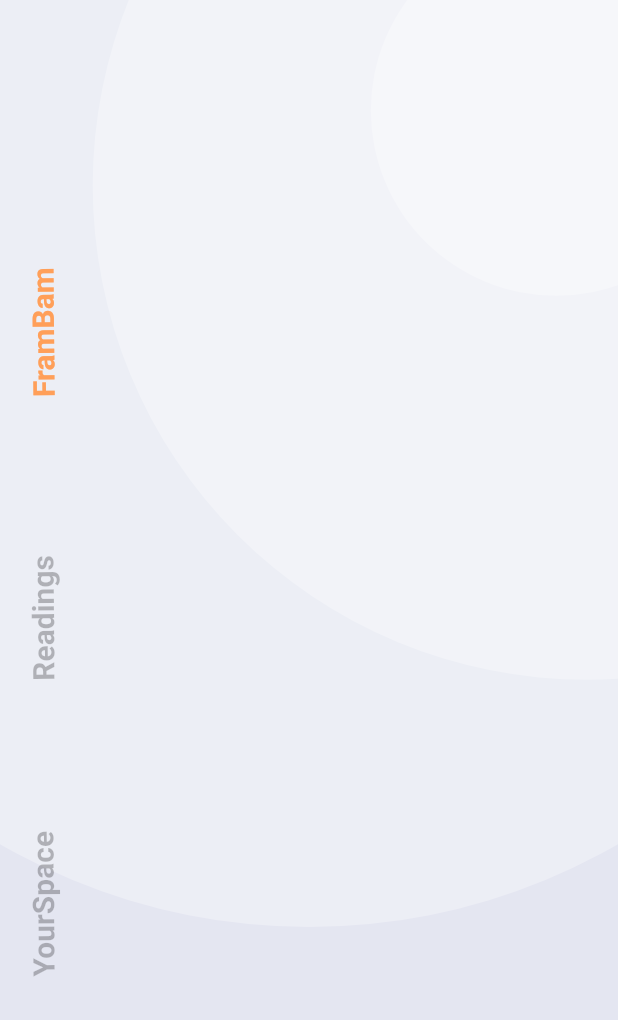
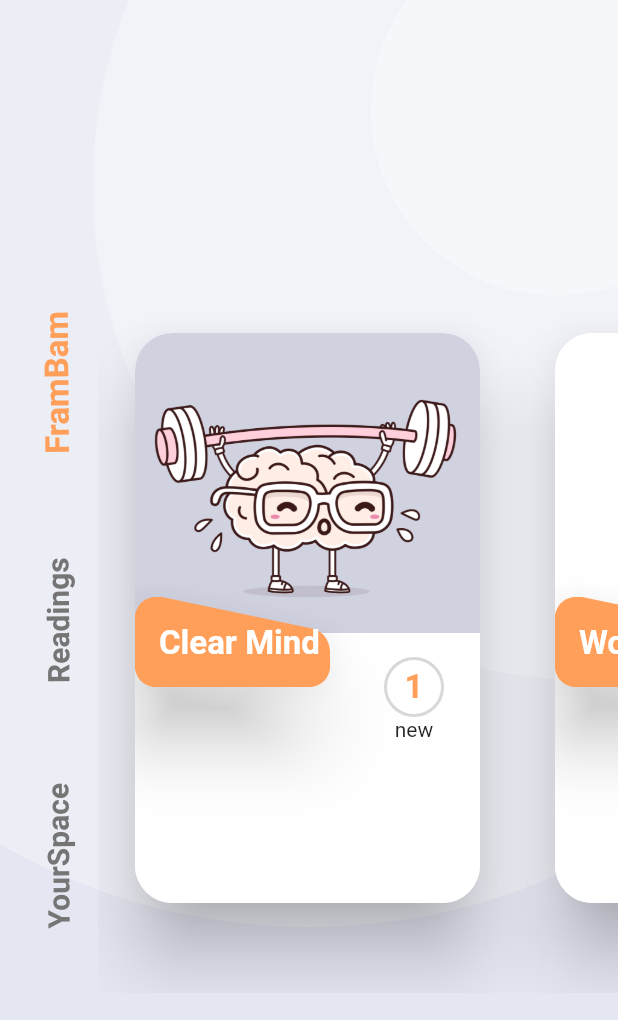
Before and after one commit to SanskritiL/flutter_starter_app, a Flutter app: the screen it shows after launch, after a tap on "Login", on a phone screen of 412 x 824 dp. Shown: the top 1020 px of the screen. Run offline on Flutter 3.47's test engine with Material 2 defaults, Android fonts, the phone set to English and light mode, and no system bars; our stand-ins replace flare_flutter, flutter_swiper.

Commit message:
home page styling done except for labels

```diff
--- a/lib/Type.dart
+++ /dev/null
@@ -1,18 +0,0 @@
-class Type{
-
-  final String title;
-  final String imagePath;
-  final String rank;
-
-  Type({this.title, this.imagePath, this.rank});
-}
-final MoodBalance = Type(imagePath:'' , title: "Clear Mind", rank: "1");
-final WorkOut = Type(imagePath:'' , title: "Work Out", rank: "2");
-final GutFeeling = Type(imagePath:'' , title: "Gut Feeling", rank: "2");
-
-
-final types =[
-  MoodBalance,
-  WorkOut,
-  GutFeeling
-];
--- a/lib/commonWidgets/horizontalTabLayout.dart
+++ b/lib/commonWidgets/horizontalTabLayout.dart
@@ -2,6 +2,8 @@ import 'package:flutter/material.dart';
 import 'package:playing_with_flutter/styleguide/colors.dart';
 import '../styleguide/text_style.dart';
 import '../commonWidgets/tab_text.dart';
+import '../model/Type.dart';
+import '../commonWidgets/types_card.dart';
 
 class HorizontalTabLayout extends StatefulWidget {
   @override
@@ -18,11 +20,12 @@ class _HorizontalTabLayoutState extends State<HorizontalTabLayout> {
       child: Stack(
         children: <Widget>[
           Positioned(
-            left: -20,
+            left: -10,
             bottom: 0,
             top: 0,
+
             child: Padding(
-              padding: const EdgeInsets.symmetric(vertical: 48.0),
+              padding: const EdgeInsets.symmetric(vertical: 80.0),
               child: Column(
                 mainAxisAlignment: MainAxisAlignment.spaceBetween,
                 children: <Widget>[
@@ -45,6 +48,18 @@ class _HorizontalTabLayoutState extends State<HorizontalTabLayout> {
               ),
             ),
           ),
+          Padding(
+            padding: EdgeInsets.only(left: 65),
+              child: ListView(
+              scrollDirection: Axis.horizontal,
+              children: <Widget>[
+                TypeCard(type: moodBalance ),
+                TypeCard(type: workOut ),
+                TypeCard(type: gutFeeding ),
+
+              ],
+            ),
+          )
         ],
       ),
     );
--- a/lib/commonWidgets/tab_text.dart
+++ b/lib/commonWidgets/tab_text.dart
@@ -13,9 +13,13 @@ class TabText extends StatelessWidget {
       angle: -1.58,
       child: InkWell(
         onTap: onTabTap,
-        child: Text(
-          text,
+        child: AnimatedDefaultTextStyle(
           style: isSelected ? selectedTabStyle : defaultTabStyle,
+          duration: const Duration(milliseconds: 500),
+                  child: Text(
+            text,
+
+          ),
         ),
       ),
     );
--- /dev/null
+++ b/lib/commonWidgets/type_details_widget.dart
@@ -0,0 +1,50 @@
+import 'package:flutter/material.dart';
+import '../model/Type.dart';
+import '../styleguide/text_style.dart';
+class TypeDetailsWidget extends StatelessWidget {
+  final Type type;
+  TypeDetailsWidget({this.type});
+
+  @override
+  Widget build(BuildContext context) {
+    return Container(
+      height: 180,
+      color: Colors.white,
+      padding: EdgeInsets.fromLTRB(20, 16, 24, 12),
+      child: Column(
+        children: <Widget>[
+          Align(
+
+            alignment: Alignment.topRight,
+                      child: Column(
+              children: <Widget>[
+                Container(
+                  decoration: BoxDecoration(
+                    shape: BoxShape.circle,
+                    border: Border.all(color: Colors.grey.withOpacity(0.4),width: 2.0),
+                  ),
+                  height: 40,
+                  width: 40,
+                  child: Center(
+                    child: Text(
+                      type.rank,
+                      style: selectedTabStyle
+                    ),
+
+                  ),
+
+                ),
+                Text("new"),
+              ],
+            ),
+          )
+        ,
+        SizedBox(
+          height: 40.0,
+        )
+        ],
+      ),
+
+    );
+  }
+}
--- /dev/null
+++ b/lib/commonWidgets/type_name_widget.dart
@@ -0,0 +1,85 @@
+import 'package:flutter/material.dart';
+import 'package:playing_with_flutter/styleguide/colors.dart';
+import '../model/Type.dart';
+import '../styleguide/text_style.dart';
+
+class TypeNameWidget extends StatelessWidget {
+
+final Type type;
+TypeNameWidget({this.type});
+  @override
+  Widget build(BuildContext context) {
+    return Material(
+          color: primaryColor,
+          elevation: 20.0,
+          shape: CustomShapeBorder(),
+
+          child:Padding(
+            padding: const EdgeInsets.only(top:18, left: 16, right: 24,bottom:10),
+            child: Text(
+              type.title,
+              style: typeNameStyle
+            ),
+          )
+    );
+  }
+}
+class CustomShapeBorder extends ShapeBorder{
+
+final double distanceFromWall = 12;
+final double controlPointDistanceFromWall = 2;
+
+
+  @override
+  // TODO: implement dimensions
+  EdgeInsetsGeometry get dimensions => null;
+
+  @override
+  Path getInnerPath(Rect rect, {TextDirection textDirection}) {
+    // TODO: implement getInnerPath
+    return null;
+  }
+
+  @override
+  Path getOuterPath(Rect rect, {TextDirection textDirection}) {
+    // TODO: implement getOuterPath
+    return getClip(Size(130,60));
+  }
+
+  @override
+  void paint(Canvas canvas, Rect rect, {TextDirection textDirection}) {
+    // TODO: implement paint
+  }
+
+  @override
+  ShapeBorder scale(double t) {
+    // TODO: implement scale
+    return null;
+  }
+  Path getClip(Size size){
+    Path clippedPath = Path();
+    clippedPath.moveTo(0 + distanceFromWall, 0);
+    clippedPath.quadraticBezierTo(0+controlPointDistanceFromWall, 0+controlPointDistanceFromWall,0, 0+distanceFromWall);
+    clippedPath.lineTo(0, size.height-distanceFromWall);
+    clippedPath.quadraticBezierTo(
+      0+ controlPointDistanceFromWall,
+      size.height - controlPointDistanceFromWall,
+      0+distanceFromWall,
+       size.height
+      );
+    clippedPath.lineTo(size.width-distanceFromWall, size.height);
+    clippedPath.quadraticBezierTo(size.width-controlPointDistanceFromWall,
+     size.height - controlPointDistanceFromWall,
+     size.width,
+     size.height- distanceFromWall
+     );
+     clippedPath.lineTo(size.width, size.height*0.6);
+      clippedPath.quadraticBezierTo(size.width-1, size.height*0.6-distanceFromWall, size.width-distanceFromWall, size.height*0.6-distanceFromWall-3);
+   clippedPath.lineTo(0+distanceFromWall +6, 0);
+   clippedPath.close();
+    return clippedPath;
+  }
+
+
+
+}
--- /dev/null
+++ b/lib/commonWidgets/types_card.dart
@@ -0,0 +1,46 @@
+import 'package:flutter/material.dart';
+import '../model/Type.dart';
+import '../commonWidgets/type_name_widget.dart';
+import '../commonWidgets/type_details_widget.dart';
+
+class TypeCard extends StatelessWidget {
+  final Type type;
+  TypeCard({this.type});
+  @override
+  Widget build(BuildContext context) {
+    return SizedBox(
+      width: 280.0,
+      child: Card(
+        elevation: 20.0,
+        margin: const EdgeInsets.symmetric(horizontal: 25, vertical: 60),
+        shape: RoundedRectangleBorder(
+            borderRadius: BorderRadius.all(Radius.circular(25))),
+        child: ClipRRect(
+          borderRadius: BorderRadius.all(Radius.circular(25)),
+          child: Stack(
+            children: <Widget>[
+              Image.asset(
+                type.imagePath,
+                fit: BoxFit.fitWidth,
+
+              ),
+              Positioned(
+                left: 0,
+                right:0,
+                bottom: 0,
+                child: TypeDetailsWidget(type:type),
+              ),
+              Positioned(
+                  left: 0,
+                  bottom:150.0,
+                child: TypeNameWidget(type: type),
+              ),
+
+
+            ],
+          ),
+        ),
+      ),
+    );
+  }
+}
--- /dev/null
+++ b/lib/model/Type.dart
@@ -0,0 +1,18 @@
+class Type{
+
+  final String title;
+  final String imagePath;
+  final String rank;
+
+  Type({this.title, this.imagePath, this.rank});
+}
+final moodBalance = Type(imagePath:'assets/brain.png' , title: "Clear Mind", rank: "1");
+final workOut = Type(imagePath:'assets/workout.png' , title: "Work Out", rank: "2");
+final gutFeeding = Type(imagePath:'assets/food.jpg' , title: "Gut Feeling", rank: "2");
+
+
+final types =[
+  moodBalance,
+  workOut,
+  gutFeeding
+];
--- a/lib/styleguide/colors.dart
+++ b/lib/styleguide/colors.dart
@@ -4,6 +4,7 @@ import 'package:flutter/material.dart';
 
 final  primaryColor =  Color(0xFFFF9F59);
 final backgroundColor =  Color(0xFFE4E6F1);
+final black = Colors.black;
 final firstCircleColor =  Colors.white.withOpacity(0.3);
 final  secondCircleColor =  Colors.white.withOpacity(0.3);
 final  thirdCircleColor =  Colors.white.withOpacity(0.3);
--- a/lib/styleguide/text_style.dart
+++ b/lib/styleguide/text_style.dart
@@ -1,15 +1,21 @@
 
 import 'package:flutter/material.dart';
 import './colors.dart';
+
 final TextStyle defaultTabStyle = TextStyle(
     fontWeight: FontWeight.bold,
     fontSize: 20,
-    color: Colors.black26
+    color: Colors.grey[600],
 
   );
 
 final TextStyle selectedTabStyle = TextStyle(
     fontWeight: FontWeight.bold,
-    fontSize: 20,
+    fontSize: 22,
     color: primaryColor
   );
+final TextStyle typeNameStyle = TextStyle(
+    fontWeight: FontWeight.bold,
+    fontSize: 22,
+    color: Colors.white
+  );
--- a/pubspec.yaml
+++ b/pubspec.yaml
@@ -47,6 +47,9 @@ flutter:
   # To add assets to your application, add an assets section, like this:
   assets:
     - assets/login.flr
+    - assets/brain.png
+    - assets/food.jpg
+    - assets/workout.png
   #  - images/a_dot_ham.jpeg
 
   # An image asset can refer to one or more resolution-specific "variants", see
```
Also changed, not shown: assets/brain.png (added), assets/food.jpg (added), assets/workout.png (added).
